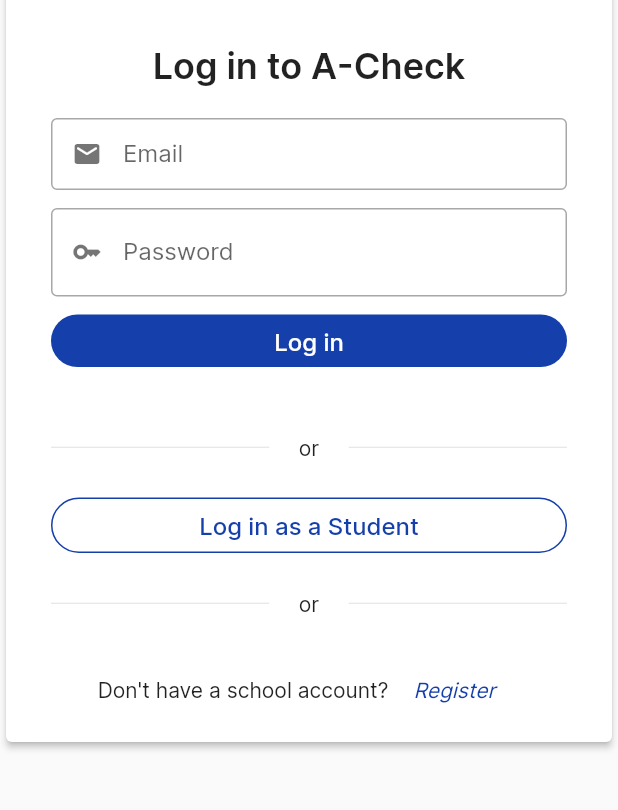
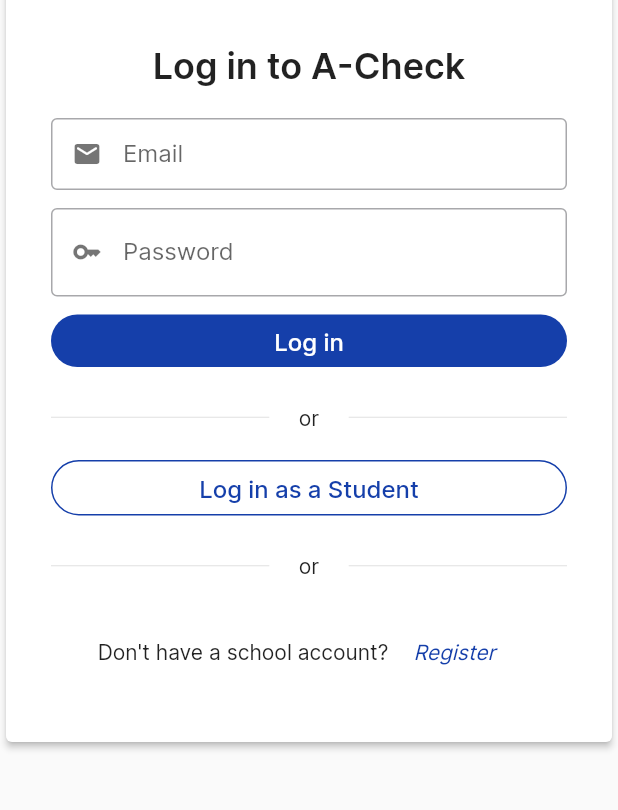
Before and after one commit to NewblyAaron/A-Check-Web, a Flutter app: the screen it shows after launch, on a phone screen of 412 x 824 dp, the part 371-1181 px from its top. Run offline on Flutter 3.47's test engine with Material 3 defaults, Android fonts, the phone set to English and light mode, and no system bars; our stand-ins replace cloud_firestore, data_table_2, dropdown_search, email_validator, firebase_auth, firebase_core and 4 more; missing offline and left inert: cloud_firestore_odm, firebase_ui_auth, side_navigation; accounts and stored records are empty.

Commit message:
oops spacing

```diff
--- a/lib/pages/auth/login_page.dart
+++ b/lib/pages/auth/login_page.dart
@@ -102,11 +102,10 @@ class LoginPageView extends WidgetView<LoginPage, LoginPageState> {
                             const Text("Log in to A-Check", style: TextStyle(fontWeight: FontWeight.w600, fontSize: 24),),
                             const SizedBox(height: 20,),
                             buildForm(),
-                            const SizedBox(height: 20,),
+                            const SizedBox(height: 25,),
 
                             Column(
                               children: [
-                                const SizedBox(height: 25,),
                                 const Row(
                                   children: [
                                     Expanded(
@@ -118,7 +117,7 @@ class LoginPageView extends WidgetView<LoginPage, LoginPageState> {
                                     ),
                                   ],
                                 ),
-                                const SizedBox(height: 25,),
+                                const SizedBox(height: 20,),
                                 InkWell(
                                   customBorder: RoundedRectangleBorder(
                                     borderRadius: BorderRadius.circular(20),
```
